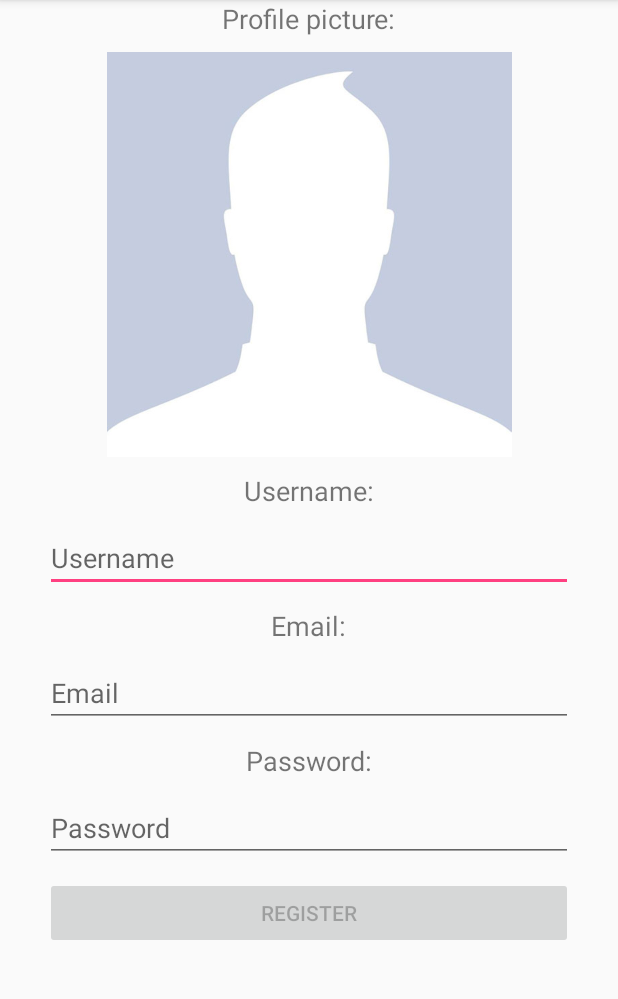
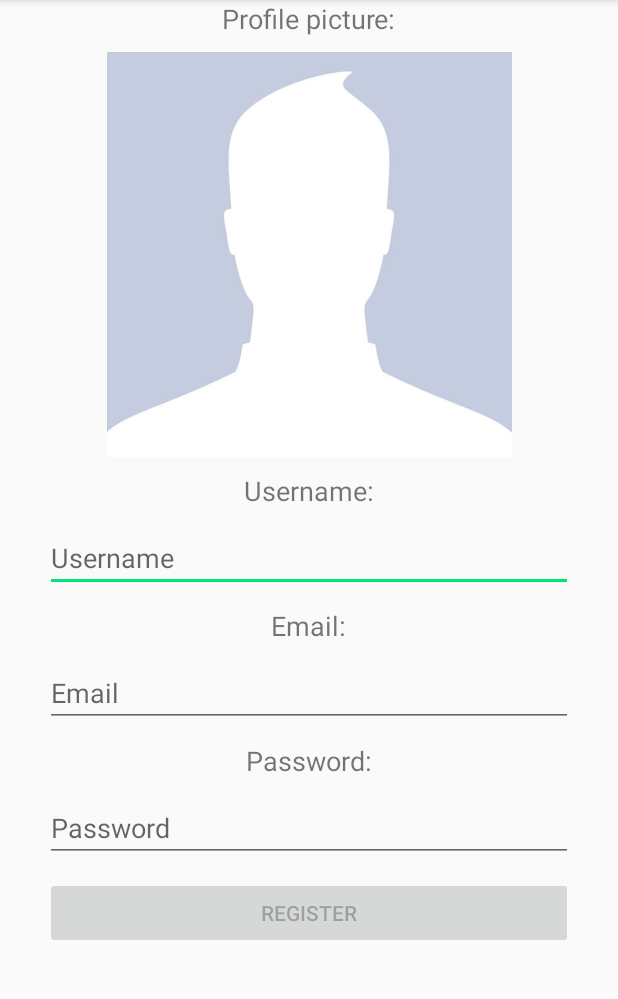
Before and after one commit to BenjaminKowatsch/InteractiveMedia, an Android app: the RegisterActivity screen opened directly, with no data from a screen before it, on a phone screen of 412 x 824 dp, the part 84-1083 px from its top. Run offline under Robolectric (Android 15) with nearby library versions, the phone set to English and light mode, and no system bars; our stand-ins replace Volley; pictures from the network do not load; Roboto replaces fonts that are not available here; 1 statement that could not run was skipped.

Commit message:
App: Added more colours

```diff
--- a/InteractiveMedia/app/src/main/res/values/colors.xml
+++ b/InteractiveMedia/app/src/main/res/values/colors.xml
@@ -4,5 +4,8 @@
     <color name="colorPrimaryDark">#131b20</color>
     <color name="colorPrimaryLight">#2d3a41</color>
     <color name="colorText">#c9c9c9</color>
-    <color name="colorAccent">#FF4081</color>
+    <color name="colorTextInverse">#263238</color>
+    <color name="veryLightBlue">#78909c</color>
+    <color name="colorAccent">@color/colorAccentGreen</color>
+    <color name="colorAccentGreen">#00e676</color>
 </resources>
```
